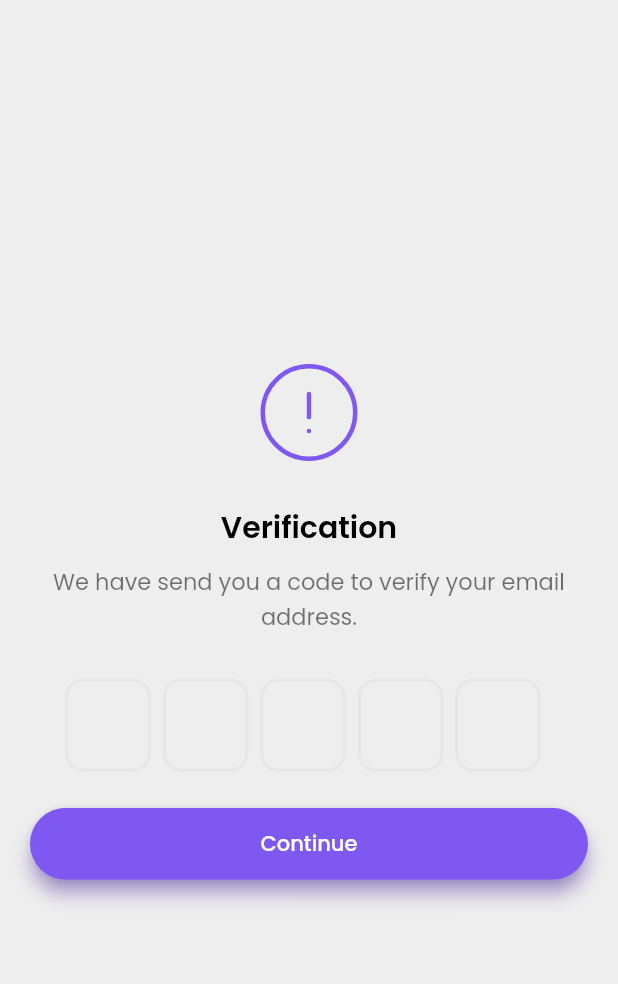
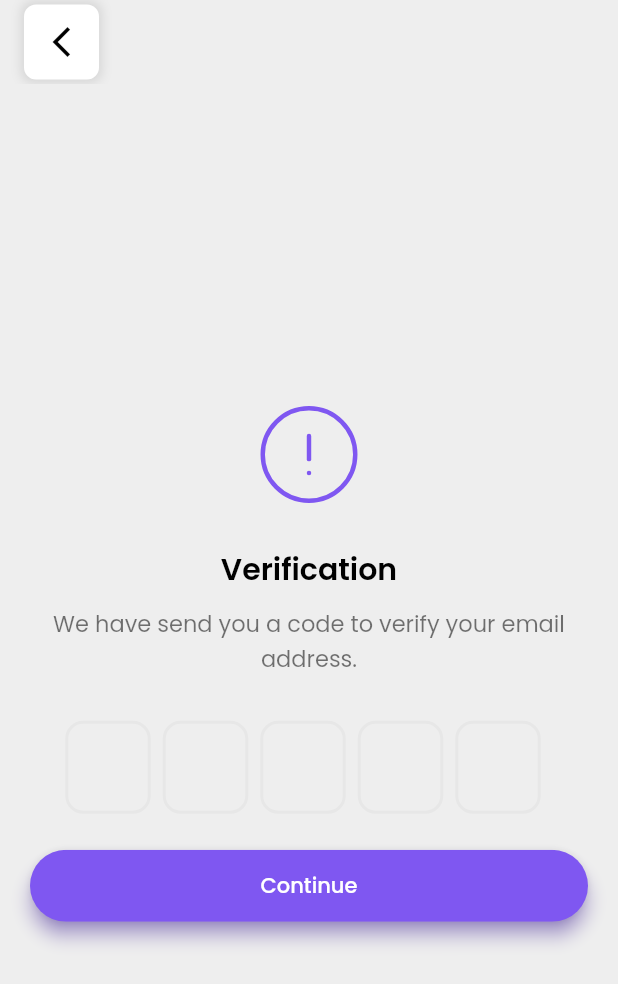
Before and after one commit to Root-IEEE/Flutter, a Flutter app: the VerifyCodeScreen screen opened directly, on a phone screen of 412 x 824 dp. Shown: the top 984 px of the screen. Run offline on Flutter 3.47's test engine with Material 2 defaults, Android fonts, the phone set to English and light mode, and no system bars; drawn by our look-alikes of flutter_otp_text_field; our stand-ins replace bloc, conditional_builder_null_safety, dio, flutter_bloc, flutter_svg, fluttertoast and 4 more; missing offline and left inert: vimeo_video_player_custom; accounts and stored records are empty; network calls fail.

Commit message:
Edit Reset password process UI

```diff
--- a/lib/modules/auth/forget_password/verify_code_screen.dart
+++ b/lib/modules/auth/forget_password/verify_code_screen.dart
@@ -3,6 +3,7 @@ import 'package:flutter_otp_text_field/flutter_otp_text_field.dart';
 import 'package:flutter_svg/flutter_svg.dart';
 import 'package:google_fonts/google_fonts.dart';
 import '../../../shared/components/constants/navigation_helper.dart';
+import '../../../shared/components/custom_widgets/custom_appbar_icon.dart';
 import '../../../shared/components/custom_widgets/custom_toast.dart';
 import '../../../shared/components/custom_widgets/main_button.dart';
 import '../../../shared/styles/colors.dart';
@@ -18,6 +19,14 @@ class VerifyCodeScreen extends StatelessWidget {
   @override
   Widget build(BuildContext context) {
     return Scaffold(
+      appBar: AppBar(
+          automaticallyImplyLeading: false,
+          elevation: 0,
+          title: CustomIconButton(
+            onPressed: () {
+              Navigator.pop(context);
+            },
+          )),
       body: SafeArea(
         child: Center(
           child: SingleChildScrollView(
--- a/lib/modules/change_info/change_email.dart
+++ b/lib/modules/change_info/change_email.dart
@@ -1,16 +1,14 @@
 import 'package:flutter/material.dart';
 import 'package:flutter_bloc/flutter_bloc.dart';
+import 'package:flutter_svg/svg.dart';
 import 'package:google_fonts/google_fonts.dart';
 import '../../../layout/layout.dart';
 import '../../../shared/components/constants/navigation_helper.dart';
 import '../../../shared/components/custom_widgets/custom_text_form_field.dart';
 import '../../../shared/components/custom_widgets/custom_toast.dart';
 import '../../../shared/components/custom_widgets/main_button.dart';
-import '../../../shared/network/local/shared_preferences_helper.dart';
 import '../../layout/app_cubit/app_cubit.dart';
 import '../../layout/app_cubit/app_states.dart';
-import '../auth/login/login_cubit/cubit.dart';
-import '../auth/login/login_cubit/states.dart';
 
 class ChangeEmail extends StatelessWidget {
   ChangeEmail({super.key});
@@ -84,7 +82,7 @@ class ChangeEmail extends StatelessWidget {
                             }
                           },
                           labelText: 'Email Address',
-                          prefixIcon: Icons.email,
+                          prefixIcon: SvgPicture.asset('assets/icons/sms.svg'),
                         ),
                         const SizedBox(
                           height: 30.0,
--- /dev/null
+++ b/lib/shared/components/custom_widgets/custom_appbar_icon.dart
@@ -0,0 +1,34 @@
+import 'package:flutter/material.dart';
+
+class CustomIconButton extends StatelessWidget {
+  final VoidCallback onPressed;
+
+  const CustomIconButton({
+    Key? key,
+    required this.onPressed,
+  }) : super(key: key);
+
+  @override
+  Widget build(BuildContext context) {
+    return Container(
+      height: 50,
+      width: 50,
+      decoration: BoxDecoration(
+        color: Colors.white,
+        borderRadius: BorderRadius.circular(8),
+        boxShadow: <BoxShadow>[
+          BoxShadow(
+            color: Colors.grey.withOpacity(0.3),
+            spreadRadius: 2,
+            blurRadius: 5,
+            offset: const Offset(0, 0),
+          ),
+        ],
+      ),
+      child: IconButton(
+        onPressed: onPressed,
+        icon: const Icon(Icons.arrow_back_ios_new_sharp,),
+      ),
+    );
+  }
+}
```
Also changed, not shown: lib/modules/auth/forget_password/change_password_screen.dart (+16 -7 lines), lib/modules/auth/forget_password/forgot_password.dart (+11 -1 lines).
